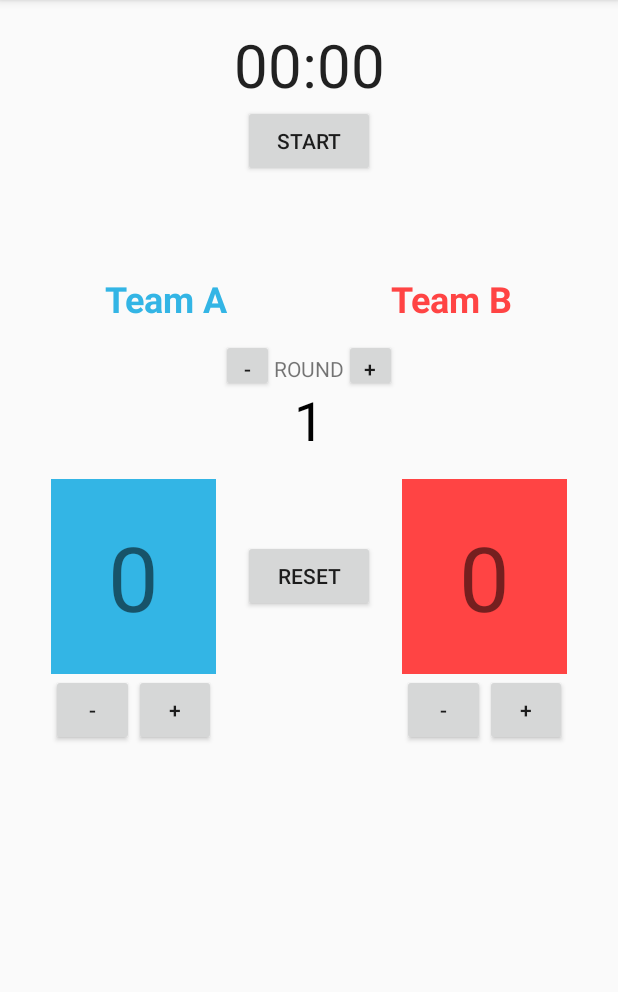
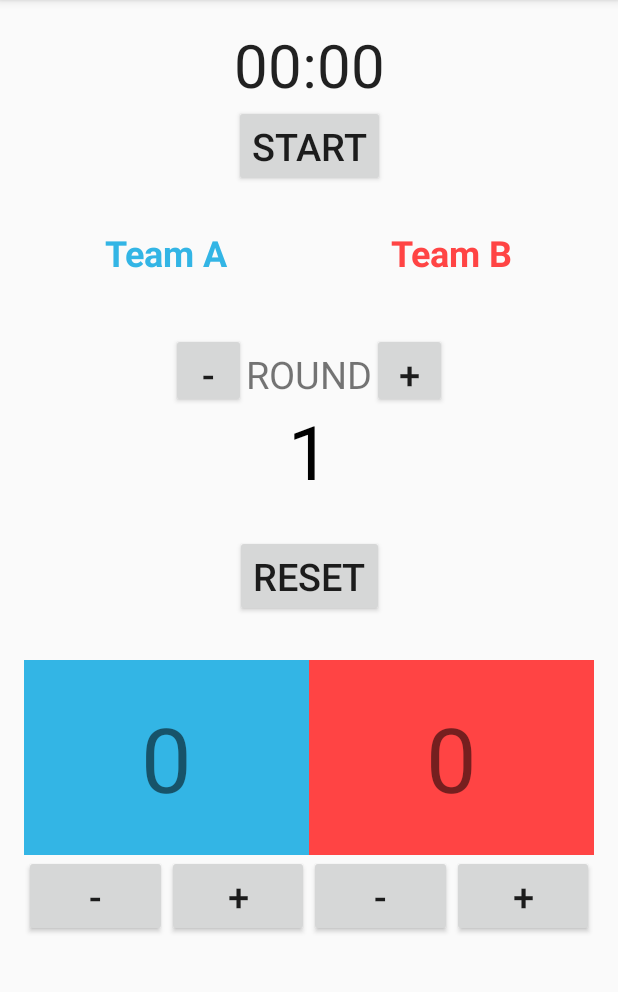
Before and after one commit to lamys12sing/Scoreboard, an Android app: the screen it shows after launch (MainActivity), on a phone screen of 412 x 824 dp, the part 84-1076 px from its top. Run offline under Robolectric (Android 15) with nearby library versions, the phone set to English and light mode, and no system bars.

Commit message:
complete function of reset round and adjust the layout

```diff
--- a/app/src/main/res/layout/activity_main.xml
+++ b/app/src/main/res/layout/activity_main.xml
@@ -27,6 +27,7 @@
         android:layout_marginLeft="8dp"
         android:text="@string/reset_time"
         android:textAllCaps="true"
+        android:textSize="25sp"
         android:visibility="gone"
         app:layout_constraintLeft_toRightOf="@+id/timer"
         app:layout_constraintStart_toEndOf="@+id/timer"
@@ -38,6 +39,7 @@
         android:layout_height="wrap_content"
         android:text="@string/start"
         android:textAllCaps="true"
+        android:textSize="25sp"
         app:layout_constraintEnd_toEndOf="parent"
         app:layout_constraintLeft_toLeftOf="parent"
         app:layout_constraintRight_toRightOf="parent"
@@ -62,9 +64,10 @@
 
     <Button
         android:id="@+id/button_min_round"
-        android:layout_width="35dp"
-        android:layout_height="35dp"
+        android:layout_width="50dp"
+        android:layout_height="50dp"
         android:text="-"
+        android:textSize="25sp"
         app:layout_constraintBaseline_toBaselineOf="@+id/text_round"
         app:layout_constraintEnd_toStartOf="@+id/text_round"
         app:layout_constraintRight_toLeftOf="@id/text_round" />
@@ -73,10 +76,11 @@
         android:id="@+id/textView_round"
         android:layout_width="wrap_content"
         android:layout_height="wrap_content"
+        android:clickable="true"
         android:gravity="center"
         android:text="1"
         android:textColor="@android:color/black"
-        android:textSize="36sp"
+        android:textSize="50sp"
         app:layout_constraintEnd_toEndOf="parent"
         app:layout_constraintLeft_toLeftOf="parent"
         app:layout_constraintRight_toRightOf="parent"
@@ -89,6 +93,7 @@
         android:layout_height="wrap_content"
         android:text="@string/round"
         android:textAllCaps="true"
+        android:textSize="25sp"
         app:layout_constraintBottom_toBottomOf="parent"
         app:layout_constraintEnd_toEndOf="parent"
         app:layout_constraintLeft_toLeftOf="parent"
@@ -99,9 +104,10 @@
 
     <Button
         android:id="@+id/button_add_round"
-        android:layout_width="35dp"
-        android:layout_height="35dp"
+        android:layout_width="50dp"
+        android:layout_height="50dp"
         android:text="+"
+        android:textSize="25sp"
         app:layout_constraintBaseline_toBaselineOf="@+id/text_round"
         app:layout_constraintLeft_toRightOf="@id/text_round"
         app:layout_constraintStart_toEndOf="@+id/text_round" />
@@ -128,9 +134,10 @@
         android:background="@color/teamA"
         android:text="0"
         app:layout_constraintBottom_toBottomOf="parent"
-        app:layout_constraintEnd_toStartOf="@+id/button_reset_score"
+        app:layout_constraintEnd_toStartOf="@+id/textView_scoreB"
+        app:layout_constraintHorizontal_weight="1"
         app:layout_constraintLeft_toLeftOf="parent"
-        app:layout_constraintRight_toLeftOf="@id/button_reset_score"
+        app:layout_constraintRight_toLeftOf="@+id/textView_scoreB"
         app:layout_constraintStart_toStartOf="parent"
         app:layout_constraintTop_toTopOf="parent" />
 
@@ -141,9 +148,10 @@
         android:text="0"
         app:layout_constraintBottom_toBottomOf="parent"
         app:layout_constraintEnd_toEndOf="parent"
-        app:layout_constraintLeft_toRightOf="@id/button_reset_score"
+        app:layout_constraintHorizontal_weight="1"
+        app:layout_constraintLeft_toRightOf="@id/textView_title_A"
         app:layout_constraintRight_toRightOf="parent"
-        app:layout_constraintStart_toEndOf="@+id/button_reset_score"
+        app:layout_constraintStart_toEndOf="@+id/textView_scoreA"
         app:layout_constraintTop_toTopOf="parent" />
 
     <Button
@@ -152,6 +160,7 @@
         android:layout_height="wrap_content"
         android:text="@string/reset"
         android:textAllCaps="true"
+        android:textSize="25sp"
         app:layout_constraintBottom_toBottomOf="parent"
         app:layout_constraintEnd_toEndOf="parent"
         app:layout_constraintLeft_toLeftOf="parent"
@@ -164,6 +173,7 @@
         android:layout_width="0dp"
         android:layout_height="wrap_content"
         android:text="-"
+        android:textSize="25sp"
         app:layout_constraintEnd_toStartOf="@+id/button_add_score_teamA"
         app:layout_constraintHorizontal_weight="1"
         app:layout_constraintLeft_toLeftOf="@+id/textView_scoreA"
@@ -176,6 +186,7 @@
         android:layout_width="0dp"
         android:layout_height="wrap_content"
         android:text="+"
+        android:textSize="25sp"
         app:layout_constraintEnd_toEndOf="@+id/textView_scoreA"
         app:layout_constraintHorizontal_weight="1"
         app:layout_constraintLeft_toRightOf="@+id/button_min_score_teamA"
@@ -188,6 +199,7 @@
         android:layout_width="0dp"
         android:layout_height="wrap_content"
         android:text="-"
+        android:textSize="25sp"
         app:layout_constraintEnd_toStartOf="@+id/button_add_score_teamB"
         app:layout_constraintHorizontal_weight="1"
         app:layout_constraintLeft_toLeftOf="@+id/textView_scoreB"
@@ -200,6 +212,7 @@
         android:layout_width="0dp"
         android:layout_height="wrap_content"
         android:text="+"
+        android:textSize="25sp"
         app:layout_constraintEnd_toEndOf="@+id/textView_scoreB"
         app:layout_constraintHorizontal_weight="1"
         app:layout_constraintLeft_toRightOf="@+id/button_min_score_teamB"
--- a/app/src/main/res/values/strings.xml
+++ b/app/src/main/res/values/strings.xml
@@ -8,4 +8,5 @@
     <string name="start">Start</string>
     <string name="stop">Stop</string>
     <string name="reset_time">Reset Time</string>
+    <string name="enter_round">Reset Round</string>
 </resources>
--- a/app/src/main/res/values/styles.xml
+++ b/app/src/main/res/values/styles.xml
@@ -13,13 +13,15 @@
         <item name="android:textStyle">bold</item>
         <item name="android:lines">2</item>
         <item name="android:layout_marginTop">8dp</item>
+        <item name="layout_constraintVertical_bias">0.2</item>
     </style>
 
     <style name="score">
         <item name="android:textSize">60sp</item>
-        <item name="android:layout_width">110dp</item>
+        <item name="android:layout_width">0dp</item>
         <item name="android:layout_height">130dp</item>
         <item name="android:gravity">center</item>
+        <item name="layout_constraintVertical_bias">0.7</item>
     </style>
 
 </resources>
```
Also changed, not shown: app/src/main/java/com/example/scoreboard/MainActivity.java (+41 -6 lines), app/src/main/java/com/example/scoreboard/Module/Round.java (+8 -0 lines), 1 other file.
